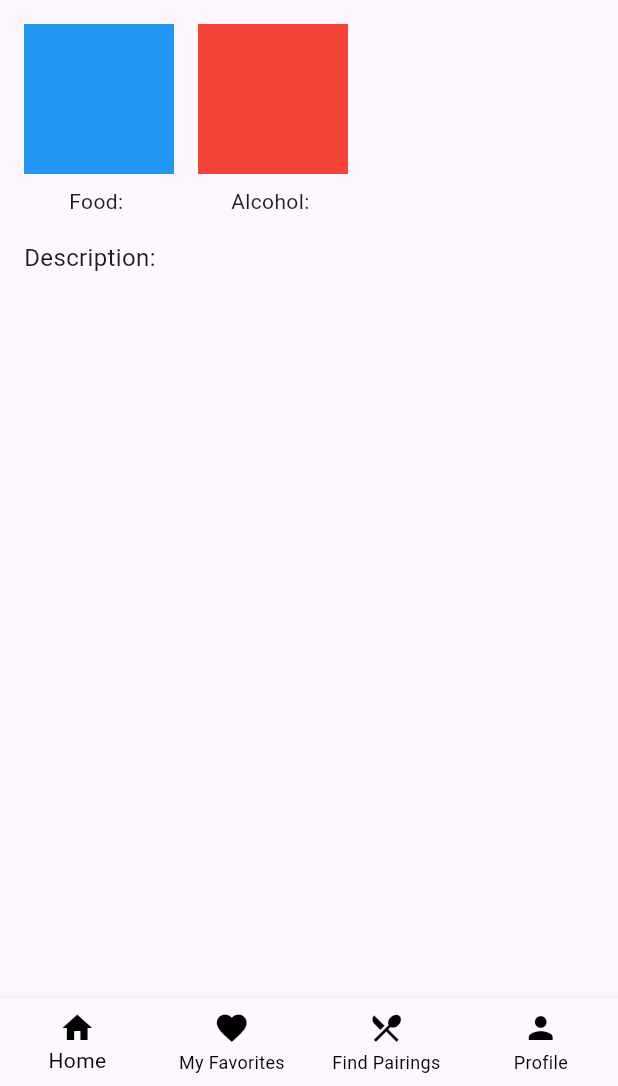
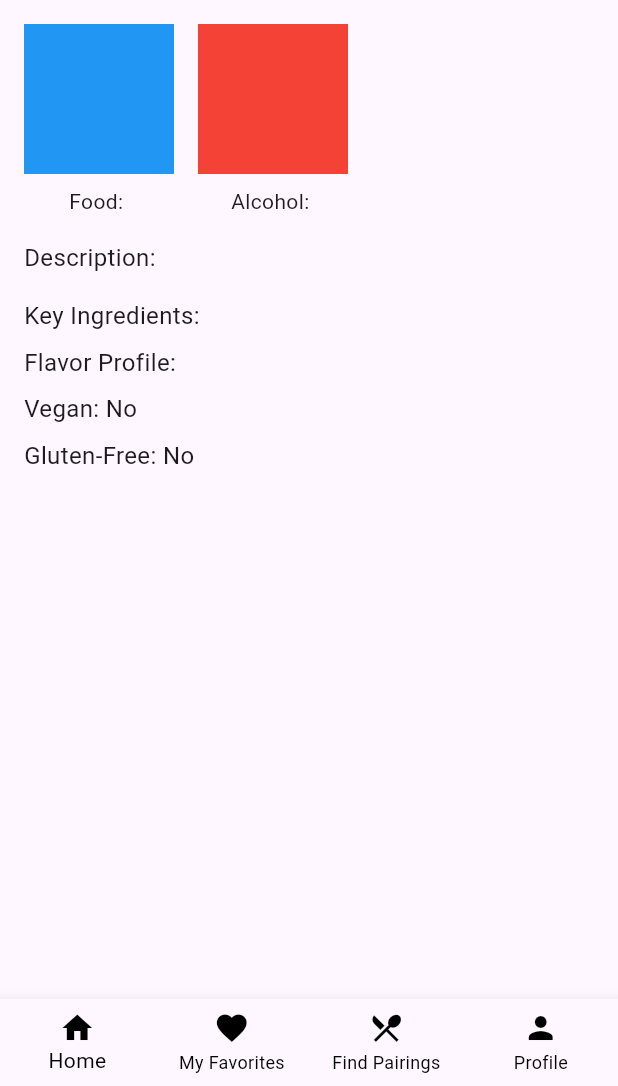
Before and after one commit to RaeClay/flair_pair, a Flutter app: the PairingDetailScreen screen opened directly with empty values, on a phone screen of 412 x 824 dp, the part 150-1236 px from its top. Run offline on Flutter 3.47's test engine with Material 3 defaults, Android fonts, the phone set to English and light mode, and no system bars; our stand-ins replace carousel_slider, google_fonts.

Commit message:
more parameters for pairing details

```diff
--- a/lib/models/pairing_model.dart
+++ b/lib/models/pairing_model.dart
@@ -2,10 +2,18 @@ class PairingModel {
   final String foodName;
   final String alcoholName;
   final String pairingDescription;
+  final List<String> keyIngredients;
+  final String flavorProfile;
+  final bool vegan;
+  final bool glutenFree;
 
   PairingModel({
     required this.foodName,
     required this.alcoholName,
     required this.pairingDescription,
+    required this.keyIngredients,
+    required this.flavorProfile,
+    required this.vegan,
+    required this.glutenFree
   });
 }
--- a/lib/view/pairing_detail_screen.dart
+++ b/lib/view/pairing_detail_screen.dart
@@ -1,16 +1,23 @@
 import 'package:flair_pair/packages.dart';
-
 
 class PairingDetailScreen extends StatelessWidget {
   final BottomNavBarVM _viewModel = BottomNavBarVM();
   final String foodName;
   final String alcoholName;
   final String pairingDescription;
+  final List<String> keyIngredients;
+  final String flavorProfile;
+  final bool vegan;
+  final bool glutenFree;
 
-  PairingDetailScreen({super.key,
+  PairingDetailScreen({
     required this.foodName,
     required this.alcoholName,
     required this.pairingDescription,
+    required this.keyIngredients,
+    required this.flavorProfile,
+    required this.vegan,
+    required this.glutenFree,
   });
 
   @override
@@ -30,8 +37,8 @@ class PairingDetailScreen extends StatelessWidget {
                     Container(
                       width: 100,
                       height: 100,
-                      color: Colors.blue, // Replace with your image or asset
-                      // Add image or asset decoration
+                      // Replace with image or asset decoration
+                      color: Colors.blue,
                     ),
                     const SizedBox(height: 8.0),
                     Text('Food: $foodName'),
@@ -44,8 +51,8 @@ class PairingDetailScreen extends StatelessWidget {
                     Container(
                       width: 100,
                       height: 100,
-                      color: Colors.red, // Replace with your image or asset
-                      // Add image or asset decoration
+                      // Replace with image or asset decoration
+                      color: Colors.red,
                     ),
                     const SizedBox(height: 8.0),
                     Text('Alcohol: $alcoholName'),
@@ -58,11 +65,31 @@ class PairingDetailScreen extends StatelessWidget {
               'Description: $pairingDescription',
               style: const TextStyle(fontSize: 16.0),
             ),
+            const SizedBox(height: 16.0),
+            Text(
+              'Key Ingredients: ${keyIngredients.join(", ")}',
+              style: const TextStyle(fontSize: 16.0),
+            ),
+            const SizedBox(height: 8.0),
+            Text(
+              'Flavor Profile: $flavorProfile',
+              style: const TextStyle(fontSize: 16.0),
+            ),
+            const SizedBox(height: 8.0),
+            Text(
+              'Vegan: ${vegan ? "Yes" : "No"}',
+              style: const TextStyle(fontSize: 16.0),
+            ),
+            const SizedBox(height: 8.0),
+            Text(
+              'Gluten-Free: ${glutenFree ? "Yes" : "No"}',
+              style: const TextStyle(fontSize: 16.0),
+            ),
             // Add more details as needed
           ],
         ),
       ),
-    bottomNavigationBar: BottomNavBar(viewModel: _viewModel, context: context),
+      bottomNavigationBar: BottomNavBar(viewModel: _viewModel, context: context),
     );
   }
 }
--- a/lib/view/pairing_view.dart
+++ b/lib/view/pairing_view.dart
@@ -112,6 +112,11 @@ void _onSearchTextChanged(String query) {
                   foodName: pairing.foodName,
                   alcoholName: pairing.alcoholName,
                   pairingDescription: pairing.pairingDescription,
+                  keyIngredients: pairing.keyIngredients,
+                  flavorProfile: pairing.flavorProfile,
+                  vegan: pairing.vegan,
+                  glutenFree: pairing.glutenFree,
+                  // Don't provide values for vegan and glutenFree
                 ),
               ),
             );
```
Also changed, not shown: lib/repositories/pairing_repository.dart (+44 -6 lines).
